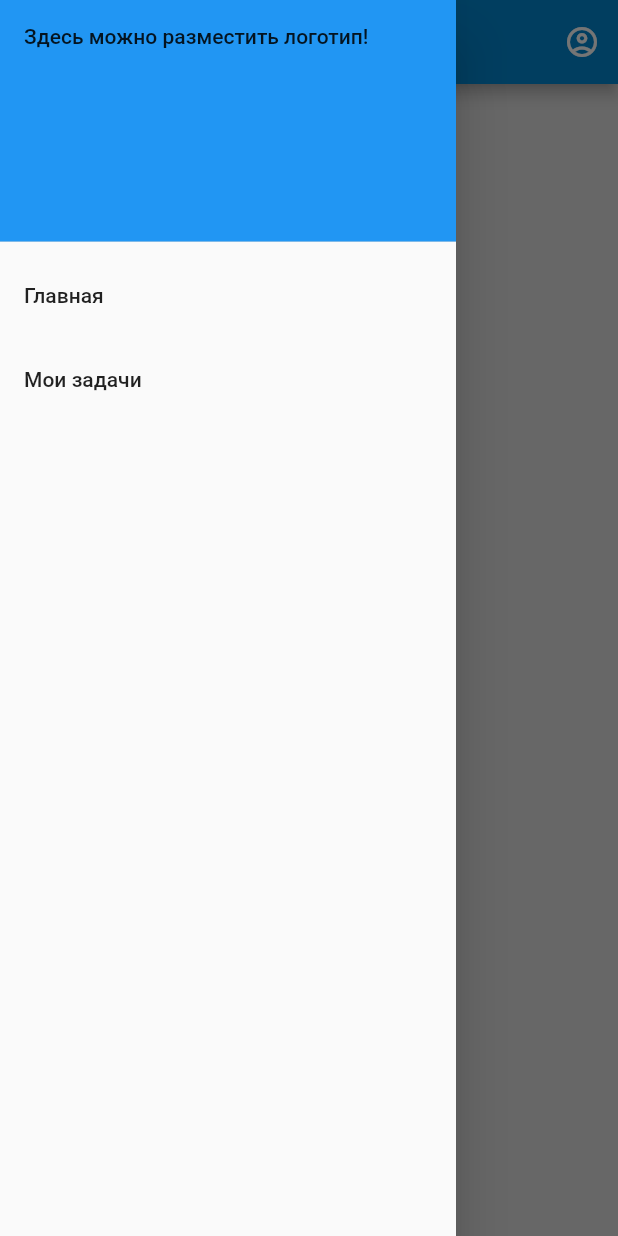
After one commit to frosterlolz/flutter_todo, a Flutter app: the Profile screen opened by its route, with the side drawer open, on a phone screen of 412 x 824 dp. The commit adds this screen. Run offline on Flutter 3.47's test engine with Material 2 defaults, Android fonts, the phone set to English and light mode, and no system bars.

Commit message:
now we add a new pop-up menu

```diff
--- a/lib/main.dart
+++ b/lib/main.dart
@@ -1,6 +1,7 @@
 import 'package:flutter/material.dart';
 import 'package:flutter_todo/pages/home.dart';
 import 'package:flutter_todo/pages/main_screen.dart';
+import 'package:flutter_todo/pages/profile.dart';
 
 
 void main() => runApp(MaterialApp(
@@ -12,5 +13,6 @@ void main() => runApp(MaterialApp(
   routes: {
     '/': (context) => MainScreen(),
     '/todo': (context) => Home(),
+    '/profile': (context) => Profile(),
   },
 ));
--- a/lib/pages/home.dart
+++ b/lib/pages/home.dart
@@ -36,6 +36,10 @@ class _HomeState extends State<Home> {
                 Navigator.pushNamedAndRemoveUntil(context, '/', (route) => false);
               }, child: Text('На главную')),
               ElevatedButton(onPressed: (){}, child: Text('пустышка')),
+              ElevatedButton(onPressed: (){
+                Navigator.pop(context);
+                Navigator.pushReplacementNamed(context, '/profile');
+              }, child: Text('Профиль')),
               // можно добавить еще кнопок
               Padding(padding: EdgeInsets.only(left:15)),
             ],
--- a/lib/pages/main_screen.dart
+++ b/lib/pages/main_screen.dart
@@ -16,7 +16,7 @@ class MainScreen extends StatelessWidget {
             ElevatedButton(onPressed: (){
               Navigator.pushReplacementNamed(context, '/todo'); // pushNamed открывает страницу поверх (andremoveuntil- стрелки не будет) (то что сейчас - )
             },
-              child: Text('Перейти далее'),)
+              child: Text('Мои дела'),)
           ],
         ),
     );
--- /dev/null
+++ b/lib/pages/profile.dart
@@ -0,0 +1,68 @@
+import 'package:flutter/material.dart';
+
+class Profile extends StatefulWidget {
+  const Profile({Key? key}) : super(key: key);
+
+  static const String _title = 'Личный кабинет';
+
+  @override
+  _ProfileState createState() => _ProfileState();
+}
+
+enum MainMenu { Profile, Main, ToDo }
+
+class _ProfileState extends State<Profile> {
+  @override
+  Widget build(BuildContext context) {
+    return Scaffold(
+      drawer: Drawer(
+        child: ListView(
+          // удаляет все отступы из listview
+          padding: EdgeInsets.zero,
+          children: [
+            const DrawerHeader(
+            decoration: BoxDecoration(
+            color: Colors.blue,
+        ), child: Text('Здесь можно разместить логотип!'),
+        ),
+            ListTile(
+
+              title: const Text('Главная'),
+              onTap: (){
+                Navigator.pop(context);
+                Navigator.pushNamedAndRemoveUntil(context, '/', (route) => false);
+              },
+            ),
+            ListTile(
+              title: const Text('Мои задачи'),
+              onTap: (){
+                Navigator.pop(context);
+                Navigator.pushNamedAndRemoveUntil(context, '/todo', (route) => false);
+              },
+            )
+          ],
+        )
+      ),
+      backgroundColor: Colors.grey[300],
+      appBar: AppBar(
+        title: const Text(Profile._title),
+        centerTitle: true,
+        actions: <Widget>[
+          IconButton(
+              onPressed: () {
+                Navigator.pushNamedAndRemoveUntil(context, '/profile', (route) => false);
+              },
+              icon: const Icon(Icons.account_circle_outlined),
+              tooltip: 'Профиль',
+          )
+        ],
+      ), // HEADER
+
+      body: Column(
+        children: [
+          Text('Main Screen', style: TextStyle(color: Colors.white),),
+        ],
+      ),
+    );
+  }
+}
```
